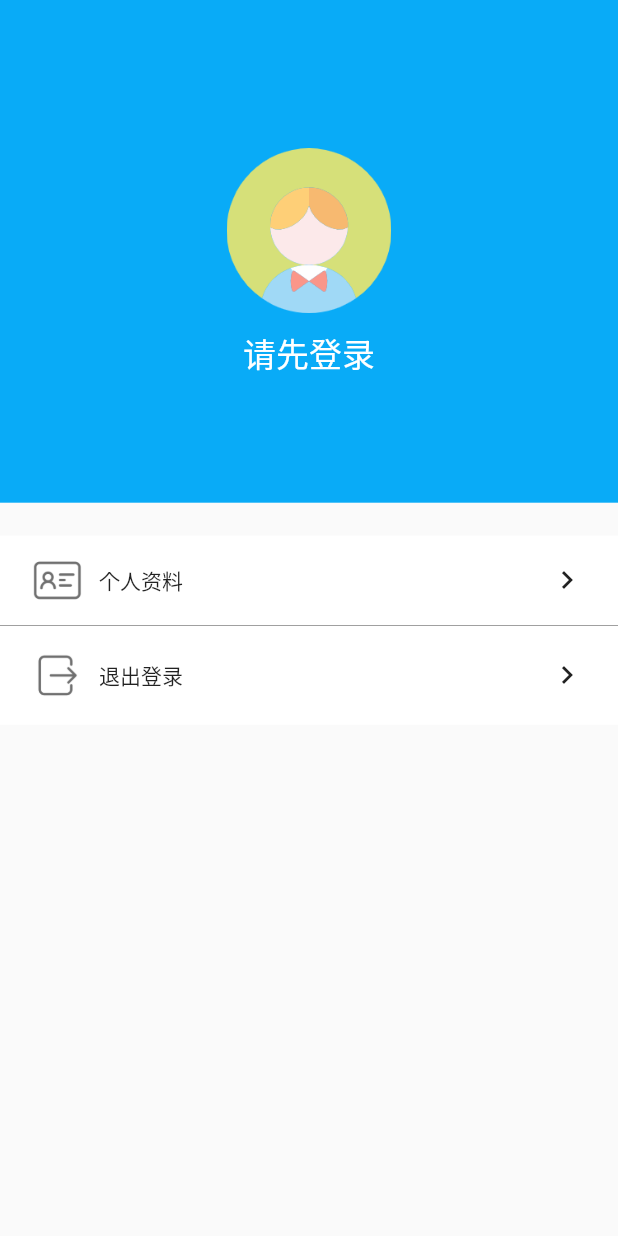
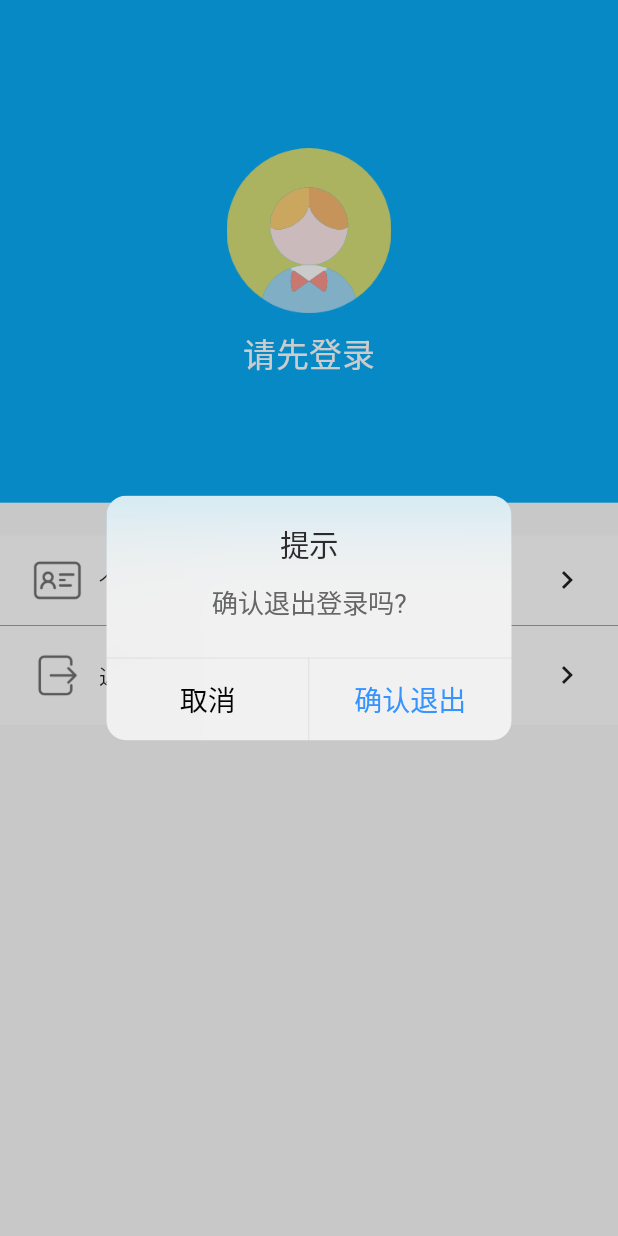
Before and after one commit to zst1994/toolbags, a Flutter app: the MorePages widget shown alone on an empty page, opened directly, after a tap on "退出登录", on a phone screen of 412 x 824 dp. Run offline on Flutter 3.47's test engine with Material 2 defaults, Android fonts, the phone set to English and light mode, and no system bars; our stand-ins replace audioplayers, date_format, dio, flutter_html, flutter_screenutil, flutter_swiper and 2 more; missing offline and left inert: flutter_boost, flutter_picker, provide; Roboto replaces fonts that are missing (PingFang-SC-Bold, PingFang-SC-Medium); statements that could not run were skipped.

Commit message:
退出提示

```diff
--- a/lib/homepages/more.dart
+++ b/lib/homepages/more.dart
@@ -1,3 +1,4 @@
+import 'package:flutter/cupertino.dart';
 import 'package:flutter/material.dart';
 import 'package:flutter_screenutil/flutter_screenutil.dart';
 import 'package:toolbag/config/common.dart';
@@ -70,7 +71,7 @@ class MorePages extends StatelessWidget {
         ),
         InkWell(
           onTap: () {
-            print('object');
+            showMyMaterialDialog(context);
           },
           child: Container(
             color: Colors.white,
@@ -100,4 +101,60 @@ class MorePages extends StatelessWidget {
       ],
     );
   }
+
+  void showMyMaterialDialog(BuildContext context) {
+    showCupertinoDialog(
+        context: context,
+        builder: (context) {
+          return CupertinoAlertDialog(
+            title: Center(
+              child: Text(
+                '提示',
+                style: myTextStyle(36, 0xff2b2b2b, false),
+              ),
+            ),
+            content: Column(
+              children: <Widget>[
+                SizedBox(
+                  height: 18.h,
+                ),
+                Text(
+                  '确认退出登录吗?',
+                  style: myTextStyle(32, 0xff666666, false),
+                ),
+                SizedBox(
+                  height: 8.h,
+                ),
+              ],
+            ),
+            actions: <Widget>[
+              Container(
+                margin: EdgeInsets.only(top: 6.w, bottom: 6.w),
+                child: FlatButton(
+                  onPressed: () => Navigator.of(context).pop("点击了取消"),
+                  child: Text(
+                    "取消",
+                    style: TextStyle(
+                        fontSize: 34.sp,
+                        color: Color(0xff000000),
+                        fontWeight: FontWeight.normal),
+                  ),
+                ),
+              ),
+              Container(
+                margin: EdgeInsets.only(top: 6.w, bottom: 6.w),
+                child: FlatButton(
+                  onPressed: () {
+                    Navigator.of(context).pop();
+                  },
+                  child: Text(
+                    "确认退出",
+                    style: myTextStyle(34, 0xff3594ff, true),
+                  ),
+                ),
+              ),
+            ],
+          );
+        });
+  }
 }
```
